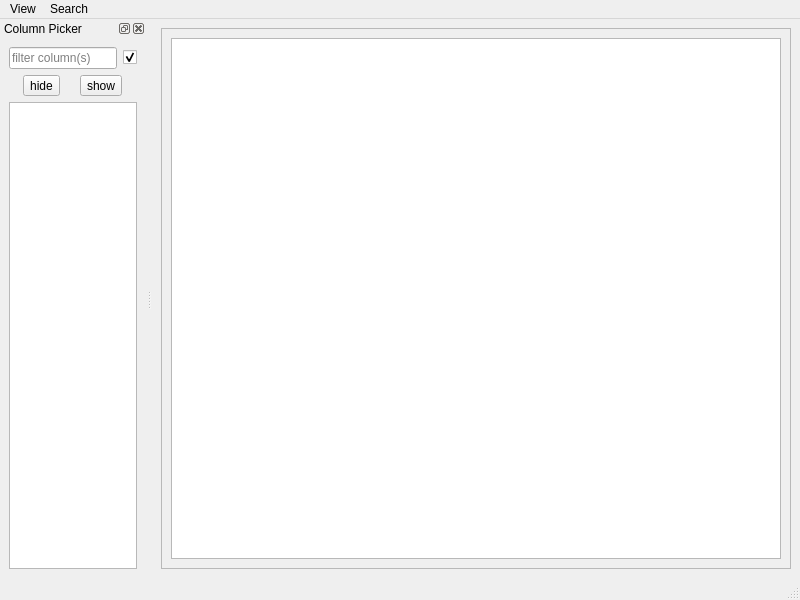
Before: the Qt Designer form lib/tableviewer_ui.ui in kg4ydw/noacli, drawn with Qt 5.
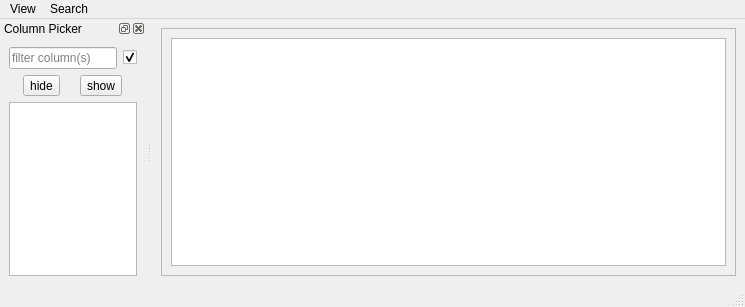
After: the same form once the commit is applied.

```diff
--- a/lib/tableviewer_ui.ui
+++ b/lib/tableviewer_ui.ui
@@ -6,8 +6,8 @@
    <rect>
     <x>0</x>
     <y>0</y>
-    <width>800</width>
-    <height>600</height>
+    <width>745</width>
+    <height>307</height>
    </rect>
   </property>
   <property name="sizePolicy">
@@ -31,8 +31,8 @@
         <rect>
          <x>0</x>
          <y>0</y>
-         <width>609</width>
-         <height>534</height>
+         <width>554</width>
+         <height>241</height>
         </rect>
        </property>
        <property name="sizePolicy">
@@ -72,7 +72,7 @@
     <rect>
      <x>0</x>
      <y>0</y>
-     <width>800</width>
+     <width>745</width>
      <height>23</height>
     </rect>
    </property>
@@ -121,6 +121,12 @@
     <number>1</number>
    </attribute>
    <widget class="QWidget" name="dockWidgetContents">
+    <property name="sizePolicy">
+     <sizepolicy hsizetype="Expanding" vsizetype="Expanding">
+      <horstretch>0</horstretch>
+      <verstretch>0</verstretch>
+     </sizepolicy>
+    </property>
     <layout class="QVBoxLayout" name="verticalLayout">
      <item>
       <layout class="QHBoxLayout" name="horizontalLayout_2">
@@ -173,7 +179,7 @@
      <item>
       <widget class="QListView" name="colPicker">
        <property name="sizePolicy">
-        <sizepolicy hsizetype="Expanding" vsizetype="MinimumExpanding">
+        <sizepolicy hsizetype="Expanding" vsizetype="Expanding">
          <horstretch>0</horstretch>
          <verstretch>0</verstretch>
         </sizepolicy>
```
